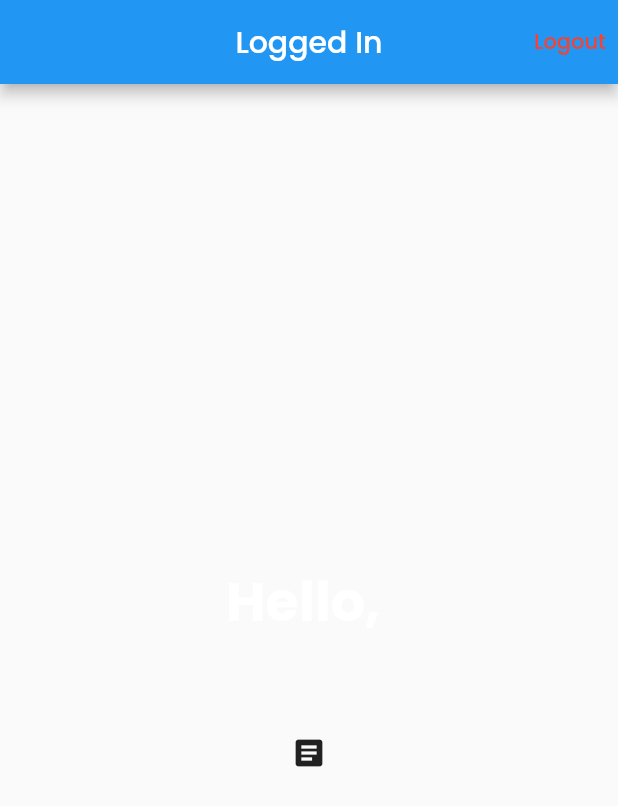
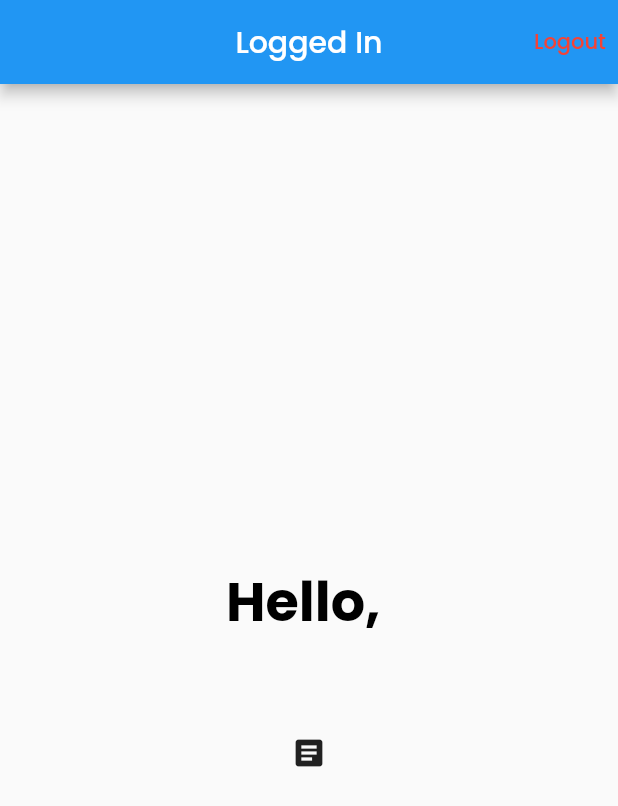
Before and after one commit to Patrick-0409/FitBot, a Flutter app: the screen it shows once a user with an empty profile is signed in, on a phone screen of 412 x 824 dp. Shown: the top 806 px of the screen. Run offline on Flutter 3.47's test engine with Material 2 defaults, Android fonts, the phone set to English and light mode, and no system bars; our stand-ins replace cloud_firestore, firebase_auth, firebase_core, flutter_svg, google_fonts, google_sign_in; accounts and stored records are empty; project files that could hold a hidden picture were left out.

Commit message:
Show test

```diff
--- a/lib/screen/homepage/components/body.dart
+++ b/lib/screen/homepage/components/body.dart
@@ -45,14 +45,14 @@ class Body extends StatelessWidget {
             if (user.displayName != null)
               Text(
                 'Hello, ' + user.displayName,
-                style: TextStyle(fontSize: 36),
+                style: TextStyle(fontSize: 36, color: Colors.black),
               ),
             SizedBox(
               height: 20,
             ),
             Text(
               user.email!,
-              style: TextStyle(fontSize: 20),
+              style: TextStyle(fontSize: 20, color: Colors.black),
             ),
             IconButton(
               onPressed: () {
```
